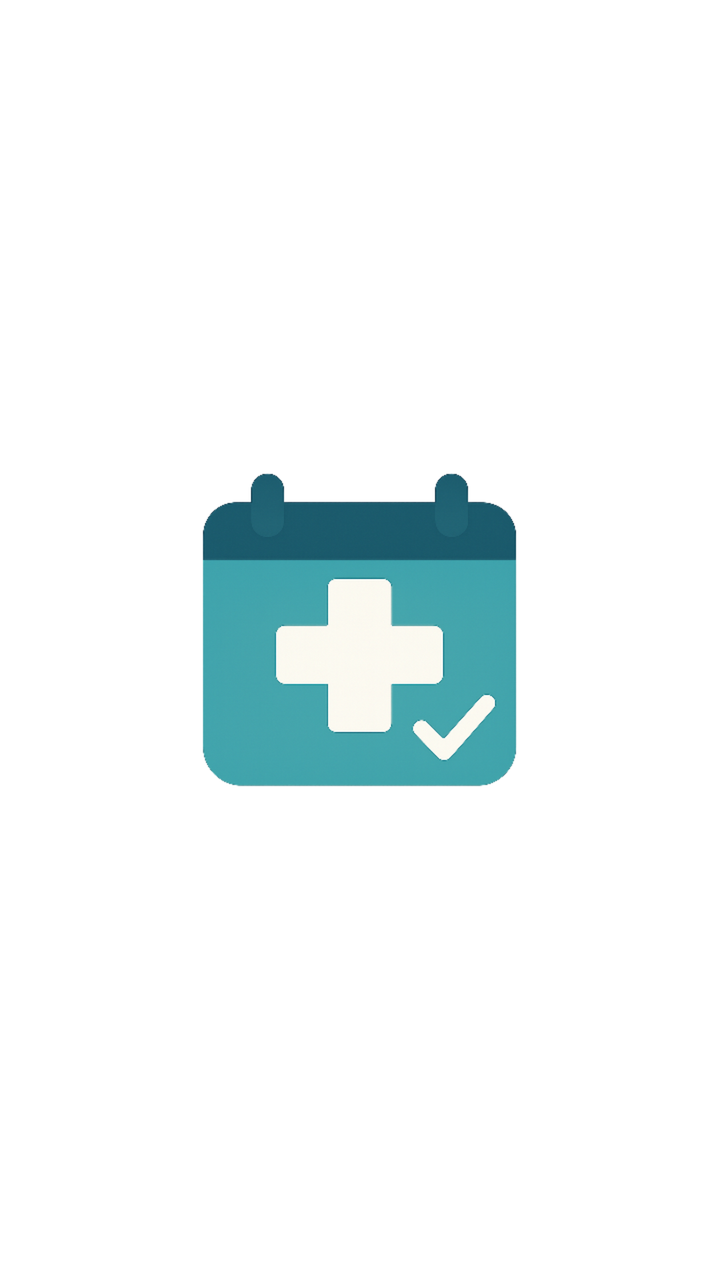
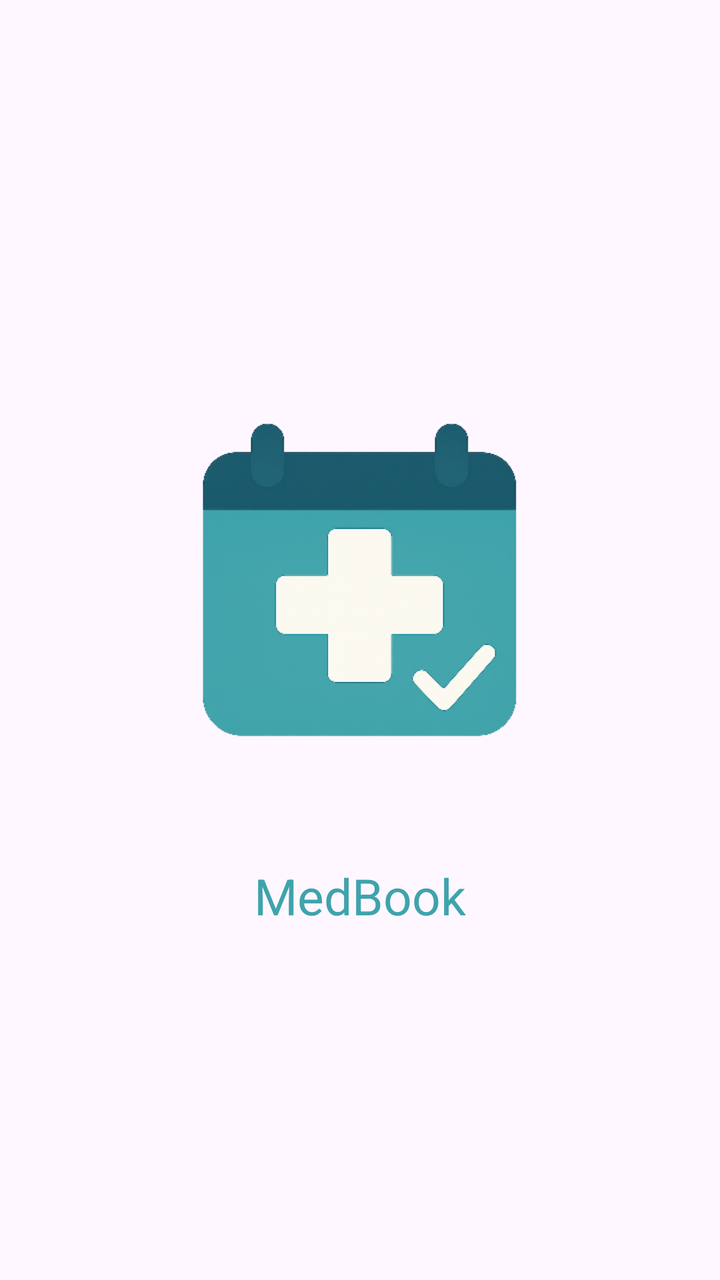

An Android layout rendered at two revisions. The XML below is the earlier revision; the diff shows what the commit changed to produce the second picture.
<!-- AndroidManifest.xml: application theme AppTheme -->
<!-- res/layout/main.xml -->
<LinearLayout
	xmlns:android="http://schemas.android.com/apk/res/android"
	xmlns:app="http://schemas.android.com/apk/res-auto"
	xmlns:tools="http://schemas.android.com/tools"
	android:layout_width="match_parent"
	android:layout_height="match_parent"
	android:orientation="vertical">
	<LinearLayout
		android:id="@+id/linear1"
		android:layout_width="match_parent"
		android:layout_height="match_parent"
		android:padding="8dp"
		android:background="#FFFFFF"
		android:gravity="center_horizontal|center_vertical"
		android:orientation="horizontal">
		<ImageView
			android:id="@+id/medbook_icon"
			android:layout_width="wrap_content"
			android:layout_height="wrap_content"
			android:src="@drawable/medbook_icon"
			android:scaleType="fitCenter" />
	</LinearLayout>
</LinearLayout>
<!-- resources referenced by this layout -->
<resources>
  <!-- drawable medbook_icon: png bitmap (drawable-xhdpi, 138518 bytes) -->
  <style name="AppTheme" parent="Theme.MaterialComponents.Light.NoActionBar.Bridge">
  		<item name="colorPrimary">@color/colorPrimary</item>
  		<item name="colorPrimaryDark">@color/colorPrimaryDark</item>
  		<item name="colorAccent">@color/colorAccent</item>
  		<item name="colorControlHighlight">@color/colorControlHighlight</item>
  		<item name="colorControlNormal">@color/colorControlNormal</item>
  	</style>
  <color name="colorPrimary">#000000</color>
  <color name="colorPrimaryDark">#000000</color>
  <color name="colorAccent">#000000</color>
  <color name="colorControlHighlight">#000000</color>
  <color name="colorControlNormal">#000000</color>
</resources>

<!-- the commit's change to res/layout/main.xml (unified diff, before → after) -->
@@ -6,18 +6,26 @@
 	android:layout_height="match_parent"
 	android:orientation="vertical">
 	<LinearLayout
-		android:id="@+id/linear1"
+		android:id="@+id/linear_bg_main"
 		android:layout_width="match_parent"
 		android:layout_height="match_parent"
 		android:padding="8dp"
-		android:background="#FFFFFF"
+		android:background="?colorSurface"
 		android:gravity="center_horizontal|center_vertical"
-		android:orientation="horizontal">
+		android:orientation="vertical">
 		<ImageView
 			android:id="@+id/medbook_icon"
 			android:layout_width="wrap_content"
 			android:layout_height="wrap_content"
 			android:src="@drawable/medbook_icon"
 			android:scaleType="fitCenter" />
+		<TextView
+			android:id="@+id/medbook_logo"
+			android:layout_width="wrap_content"
+			android:layout_height="wrap_content"
+			android:padding="8dp"
+			android:text="@string/app_name"
+			android:textSize="25sp"
+			android:textColor="#3FA3AC" />
 	</LinearLayout>
 </LinearLayout>
<!-- resource entries referenced after the edit -->
@@ -1,17 +1,11 @@
 <!-- resources referenced by this layout -->
 <resources>
   <!-- drawable medbook_icon: png bitmap (drawable-xhdpi, 138518 bytes) -->
-  <style name="AppTheme" parent="Theme.MaterialComponents.Light.NoActionBar.Bridge">
-  		<item name="colorPrimary">@color/colorPrimary</item>
-  		<item name="colorPrimaryDark">@color/colorPrimaryDark</item>
-  		<item name="colorAccent">@color/colorAccent</item>
-  		<item name="colorControlHighlight">@color/colorControlHighlight</item>
-  		<item name="colorControlNormal">@color/colorControlNormal</item>
+  <string name="app_name" translatable="false">MedBook</string>
+  <style name="AppTheme" parent="Theme.Material3.DayNight.NoActionBar">
+  		<item name="android:statusBarColor">@android:color/transparent</item>
+  		<item name="android:navigationBarColor">@android:color/transparent</item>
+  		<item name="android:windowLightStatusBar">?attr/isLightTheme</item>
   	</style>
-  <color name="colorPrimary">#000000</color>
-  <color name="colorPrimaryDark">#000000</color>
-  <color name="colorAccent">#000000</color>
-  <color name="colorControlHighlight">#000000</color>
-  <color name="colorControlNormal">#000000</color>
 </resources>
 
